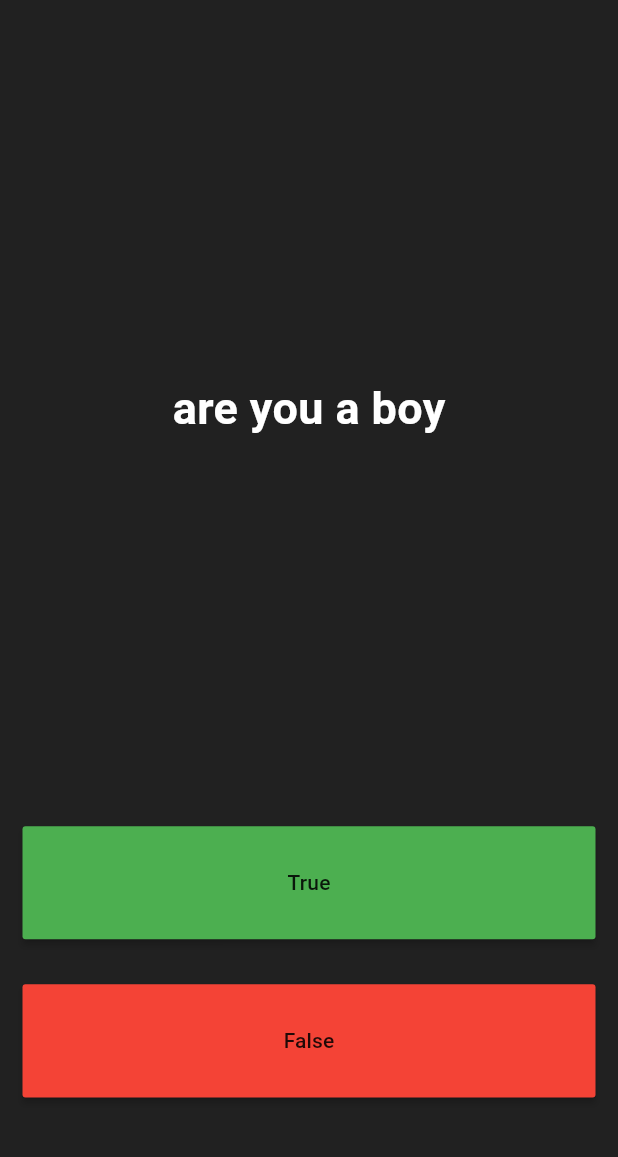
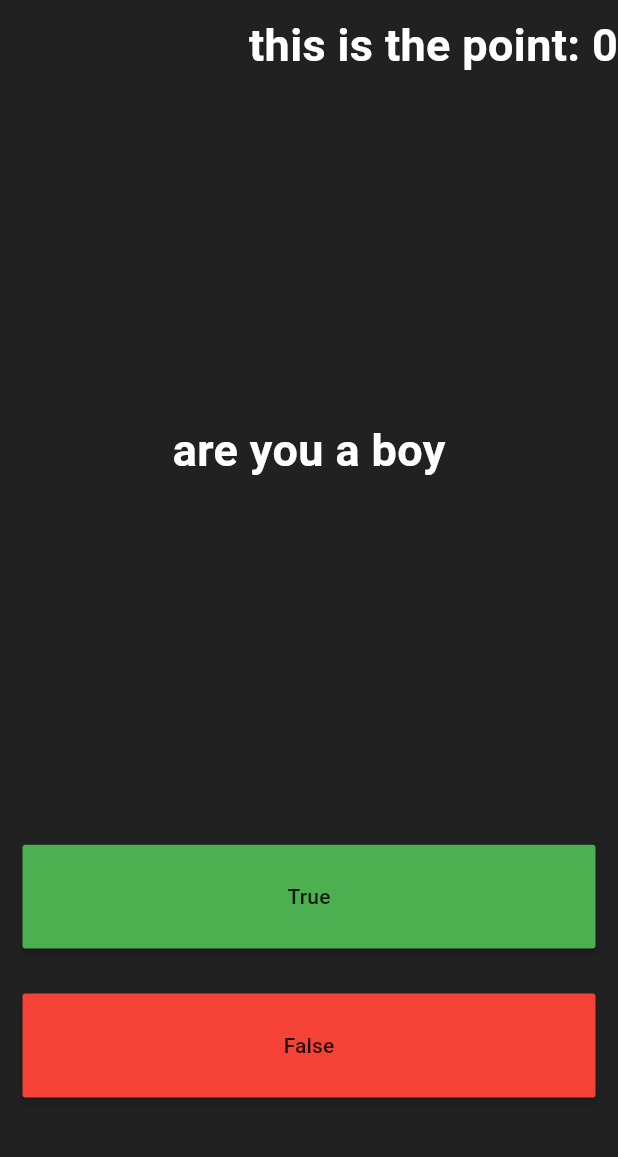
Before and after one commit to tienluan02/quizzler, a Flutter app: the screen it shows after launch, after a tap on "Start the quiz", on a phone screen of 412 x 824 dp, the part 71-1228 px from its top. Run offline on Flutter 3.47's test engine with Material 3 defaults, Android fonts, the phone set to English and light mode, and no system bars.

Commit message:
create points, count the points for the correct answers

```diff
--- a/quizzlerapp/lib/main.dart
+++ b/quizzlerapp/lib/main.dart
@@ -169,12 +169,6 @@ class _CreateQuestionState extends State<CreateQuestion> {
                 ),
               ),
               style: const TextStyle(color: Colors.white),
-              onSubmitted: (String value) {
-                setState(() {
-                  questionstore.add(value);
-                  _questionController.clear();
-                });
-              },
             ),
           ),
           Row(
@@ -295,10 +289,6 @@ class _QuizPageState extends State<QuizPage> {
     return score;
   }
 
-  int scoreprinter() {
-    return score;
-  }
-
   @override
   Widget build(BuildContext context) {
     return Scaffold(
@@ -319,7 +309,19 @@ class _QuizPageState extends State<QuizPage> {
           mainAxisAlignment: MainAxisAlignment.spaceBetween,
           crossAxisAlignment: CrossAxisAlignment.stretch,
           children: [
-// Expanded(child: child)
+            Row(
+              mainAxisAlignment: MainAxisAlignment.end ,
+              children: [
+                Text(
+                  'this is the point: $score',
+                  style: TextStyle(
+                    fontWeight: FontWeight.bold,
+                    fontSize: 30,
+                    color: Colors.white,
+                  )
+                ),
+              ],
+            ),
             Expanded(
                 flex: 5,
                 child: Padding(
@@ -344,6 +346,7 @@ class _QuizPageState extends State<QuizPage> {
                       setState(() {
                         if (widget.answers[questioncounter] == true) {
                           scorekeeper.add(scorebuilder[0]);
+                          score++;
                         } else {
                           scorekeeper.add(scorebuilder[1]);
                         }
@@ -367,6 +370,7 @@ class _QuizPageState extends State<QuizPage> {
                       setState(() {
                         if (widget.answers[questioncounter] == false) {
                           scorekeeper.add(scorebuilder[0]);
+                          score++;
                         } else {
                           scorekeeper.add(scorebuilder[1]);
                         }
```
